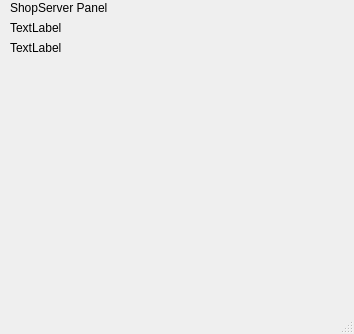
First picture: the form in Assign4/Assign4/mainwindow2.ui, repository mpsachin/ELL783Ass4, before the edit.
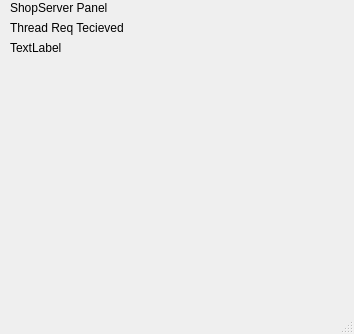
Second picture: the form after the edit.

```diff
--- a/Assign4/Assign4/mainwindow2.ui
+++ b/Assign4/Assign4/mainwindow2.ui
@@ -37,7 +37,7 @@
      </rect>
     </property>
     <property name="text">
-     <string>TextLabel</string>
+     <string>Thread Req Tecieved</string>
     </property>
    </widget>
    <widget class="QLabel" name="label_3">
```
